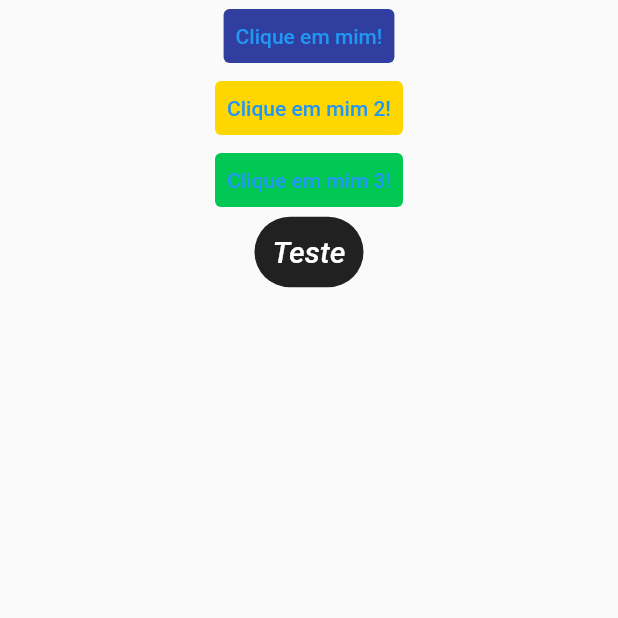
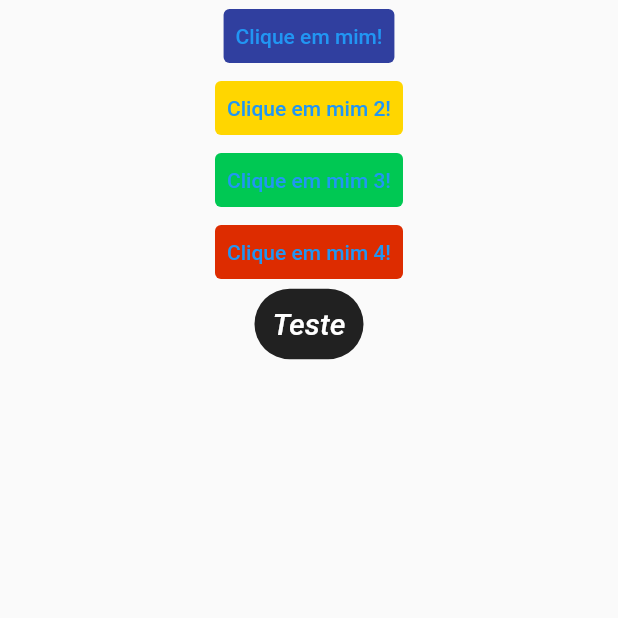
Before and after one commit to davidfffelix/Touch-Music, a Flutter app: the screen it shows after launch, on a phone screen of 412 x 824 dp, the top half of it. Run offline on Flutter 3.47's test engine with Material 2 defaults, Android fonts, the phone set to English and light mode, and no system bars; our stand-ins replace audioplayers.

Commit message:
Insert new button

```diff
--- a/lib/main.dart
+++ b/lib/main.dart
@@ -51,6 +51,18 @@ class MarimbaApp extends StatelessWidget {
 
                 TextButton(
                   style: TextButton.styleFrom(
+                    backgroundColor: Color(0xffdd2c00
+                    ),
+                  ),
+                  onPressed: (){
+                    final player = AudioCache();
+                    player.play('nota4.wav');
+                  },
+                  child: Text('Clique em mim 4!'),
+                ),
+
+                TextButton(
+                  style: TextButton.styleFrom(
                     backgroundColor: Color(0xff212121),
                     shape: StadiumBorder(),
                     padding: EdgeInsets.all(12),
```
